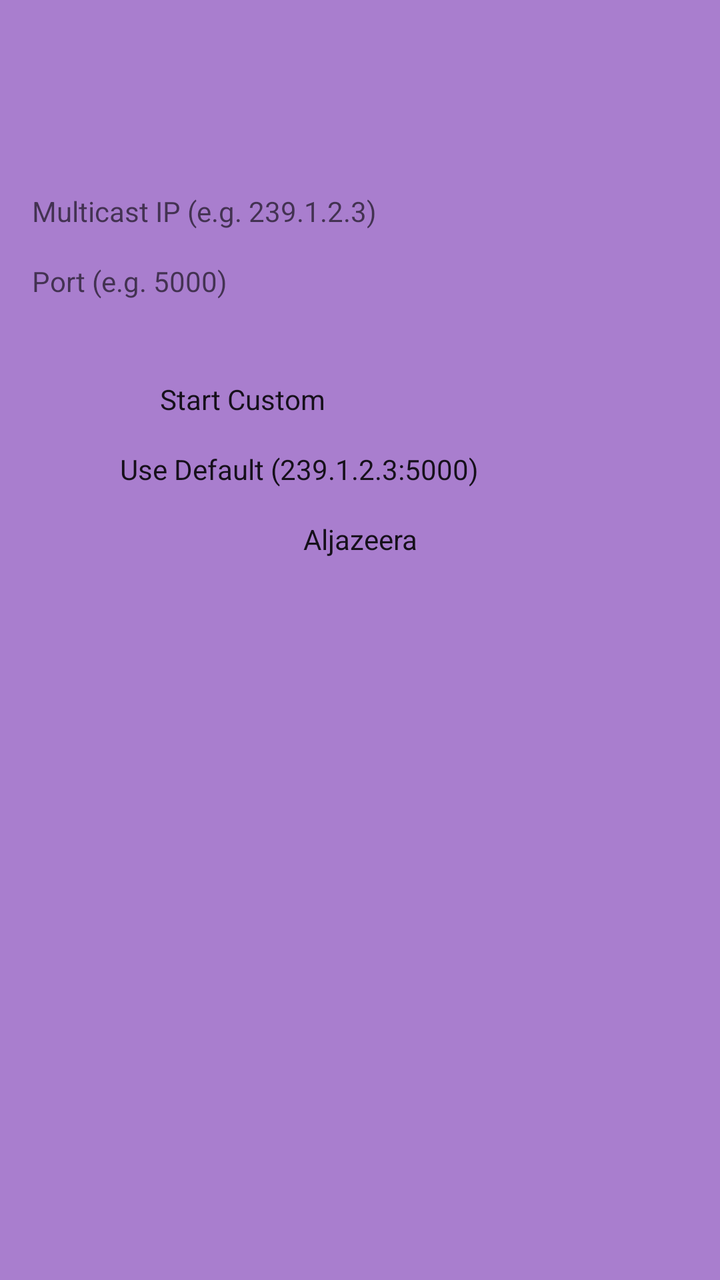
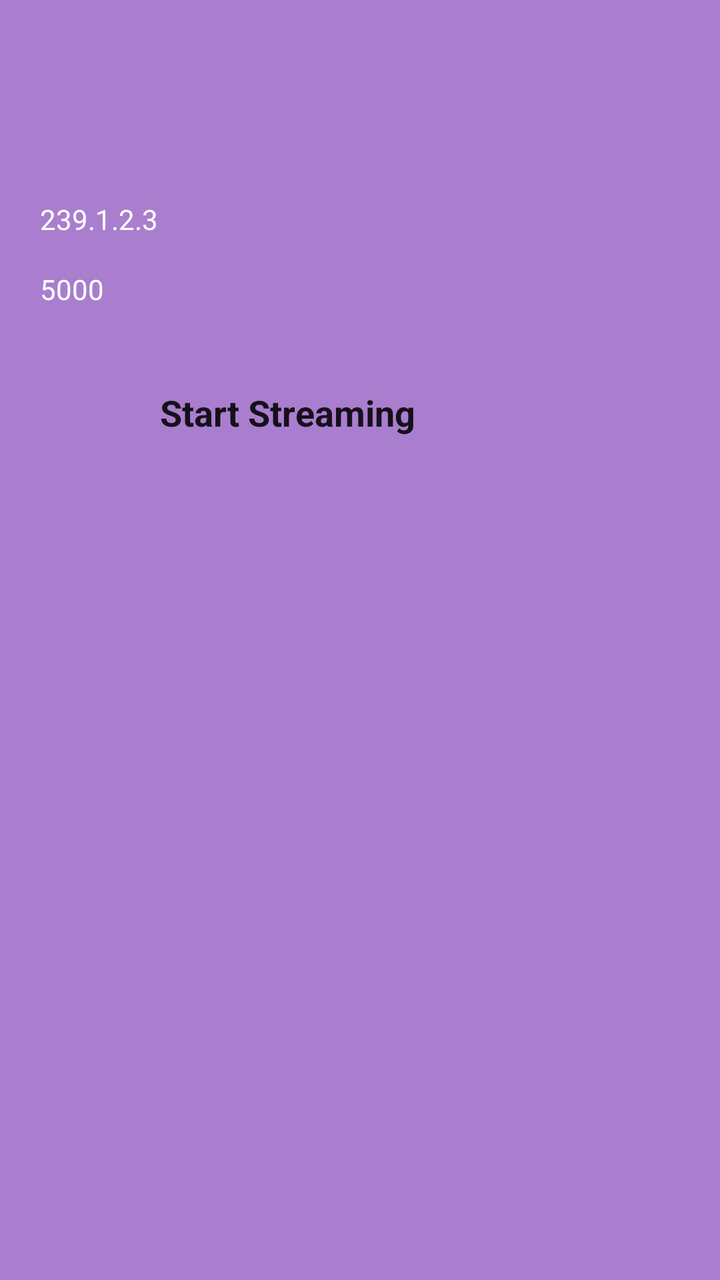

Two renders of the same Android screen: before a commit and after it. Below are the layout's source before the change and the commit's diff.
<!-- AndroidManifest.xml: application theme Theme.MalikVideoPlayer -->
<!-- res/layout/activity_main.xml -->
<?xml version="1.0" encoding="utf-8"?>
<androidx.constraintlayout.widget.ConstraintLayout
    xmlns:android="http://schemas.android.com/apk/res/android"
    xmlns:app="http://schemas.android.com/apk/res-auto"
    android:layout_width="match_parent"
    android:layout_height="match_parent"
    android:background="#CC9560C3"
    android:padding="16dp">

    
    <EditText
        android:id="@+id/editTextSource"
        android:layout_width="0dp"
        android:layout_height="wrap_content"
        android:layout_marginTop="80dp"
        android:hint="Multicast IP (e.g. 239.1.2.3)"
        android:inputType="text"
        android:textColor="#FFFFFF"
        app:layout_constraintEnd_toEndOf="parent"
        app:layout_constraintStart_toStartOf="parent"
        app:layout_constraintTop_toTopOf="parent" />

    
    <EditText
        android:id="@+id/editTextPort"
        android:layout_width="0dp"
        android:layout_height="wrap_content"
        android:layout_marginTop="16dp"
        android:hint="Port (e.g. 5000)"
        android:inputType="number"
        android:textColor="#FFFFFF"
        app:layout_constraintEnd_toEndOf="parent"
        app:layout_constraintStart_toStartOf="parent"
        app:layout_constraintTop_toBottomOf="@id/editTextSource" />

    
    <Button
        android:id="@+id/btn_start"
        android:layout_width="200dp"
        android:layout_height="wrap_content"
        android:layout_marginTop="40dp"
        android:backgroundTint="#673AB7"
        android:text="Start Custom"
        app:layout_constraintEnd_toEndOf="parent"
        app:layout_constraintStart_toStartOf="parent"
        app:layout_constraintTop_toBottomOf="@id/editTextPort" />

    
    <Button
        android:id="@+id/btn_default"
        android:layout_width="240dp"
        android:layout_height="wrap_content"
        android:layout_marginTop="16dp"
        android:backgroundTint="#4CAF50"
        android:text="Use Default (239.1.2.3:5000)"
        app:layout_constraintEnd_toEndOf="parent"
        app:layout_constraintStart_toStartOf="parent"
        app:layout_constraintTop_toBottomOf="@id/btn_start" />

    
    <Button
        android:id="@+id/buttonAljazeera"
        android:layout_width="wrap_content"
        android:layout_height="wrap_content"
        android:layout_marginTop="16dp"
        android:text="Aljazeera"
        app:layout_constraintEnd_toEndOf="parent"
        app:layout_constraintStart_toStartOf="parent"
        app:layout_constraintTop_toBottomOf="@id/btn_default" />

</androidx.constraintlayout.widget.ConstraintLayout>
<!-- resources referenced by this layout -->
<resources>
  <style name="Theme.MalikVideoPlayer" parent="android:Theme.Material.Light.NoActionBar" />
</resources>

<!-- the commit's change to res/layout/activity_main.xml (unified diff, before → after) -->
@@ -5,7 +5,7 @@
     android:layout_width="match_parent"
     android:layout_height="match_parent"
     android:background="#CC9560C3"
-    android:padding="16dp">
+    android:padding="20dp">
 
     
     <EditText
@@ -13,9 +13,10 @@
         android:layout_width="0dp"
         android:layout_height="wrap_content"
         android:layout_marginTop="80dp"
-        android:hint="Multicast IP (e.g. 239.1.2.3)"
-        android:inputType="text"
+        android:hint="Group IP"
+        android:text="239.1.2.3"
         android:textColor="#FFFFFF"
+        android:backgroundTint="#FFFFFF"
         app:layout_constraintEnd_toEndOf="parent"
         app:layout_constraintStart_toStartOf="parent"
         app:layout_constraintTop_toTopOf="parent" />
@@ -26,9 +27,11 @@
         android:layout_width="0dp"
         android:layout_height="wrap_content"
         android:layout_marginTop="16dp"
-        android:hint="Port (e.g. 5000)"
+        android:hint="Port"
+        android:text="5000"
         android:inputType="number"
         android:textColor="#FFFFFF"
+        android:backgroundTint="#FFFFFF"
         app:layout_constraintEnd_toEndOf="parent"
         app:layout_constraintStart_toStartOf="parent"
         app:layout_constraintTop_toBottomOf="@id/editTextSource" />
@@ -37,35 +40,14 @@
     <Button
         android:id="@+id/btn_start"
         android:layout_width="200dp"
-        android:layout_height="wrap_content"
+        android:layout_height="60dp"
         android:layout_marginTop="40dp"
         android:backgroundTint="#673AB7"
-        android:text="Start Custom"
+        android:text="Start Streaming"
+        android:textSize="18sp"
+        android:textStyle="bold"
         app:layout_constraintEnd_toEndOf="parent"
         app:layout_constraintStart_toStartOf="parent"
         app:layout_constraintTop_toBottomOf="@id/editTextPort" />
 
-    
-    <Button
-        android:id="@+id/btn_default"
-        android:layout_width="240dp"
-        android:layout_height="wrap_content"
-        android:layout_marginTop="16dp"
-        android:backgroundTint="#4CAF50"
-        android:text="Use Default (239.1.2.3:5000)"
-        app:layout_constraintEnd_toEndOf="parent"
-        app:layout_constraintStart_toStartOf="parent"
-        app:layout_constraintTop_toBottomOf="@id/btn_start" />
-
-    
-    <Button
-        android:id="@+id/buttonAljazeera"
-        android:layout_width="wrap_content"
-        android:layout_height="wrap_content"
-        android:layout_marginTop="16dp"
-        android:text="Aljazeera"
-        app:layout_constraintEnd_toEndOf="parent"
-        app:layout_constraintStart_toStartOf="parent"
-        app:layout_constraintTop_toBottomOf="@id/btn_default" />
-
 </androidx.constraintlayout.widget.ConstraintLayout>
